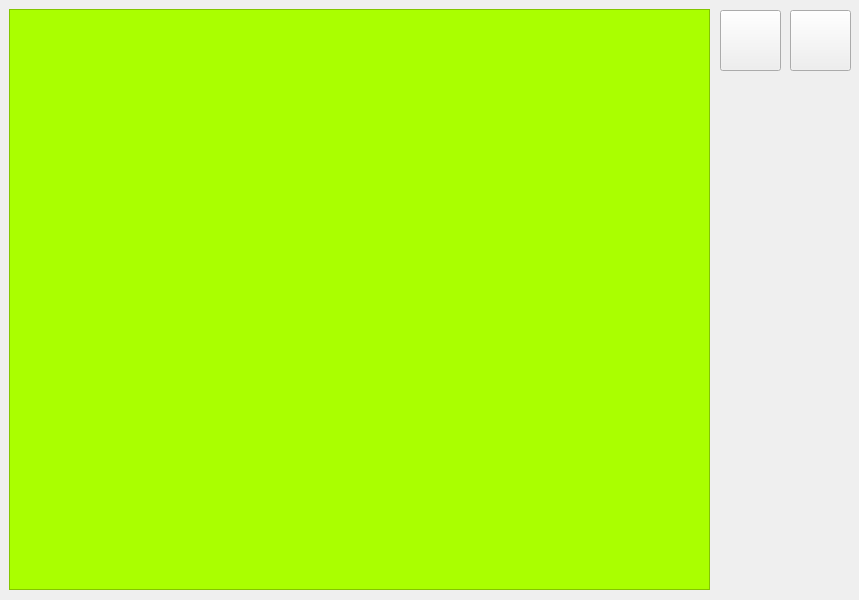
Old version of the form design.ui in the repository Grizzly18/Yandex-API.
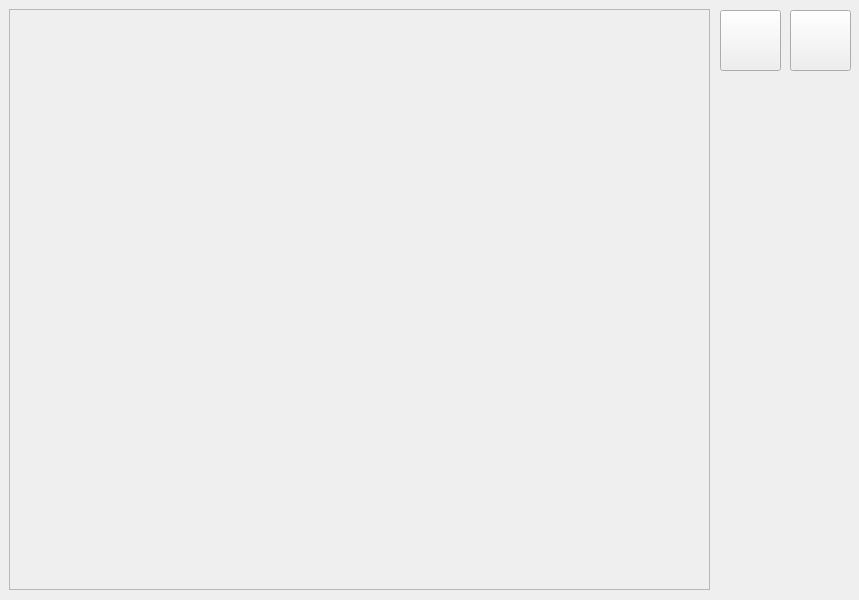
New version of the form. Icons and pictures are not drawn.

Diff of the .ui file:
```diff
--- a/design.ui
+++ b/design.ui
@@ -24,7 +24,7 @@
      </rect>
     </property>
     <property name="styleSheet">
-     <string notr="true">background-color: rgb(170, 255, 0);</string>
+     <string notr="true"/>
     </property>
     <property name="frameShape">
      <enum>QFrame::StyledPanel</enum>
```
